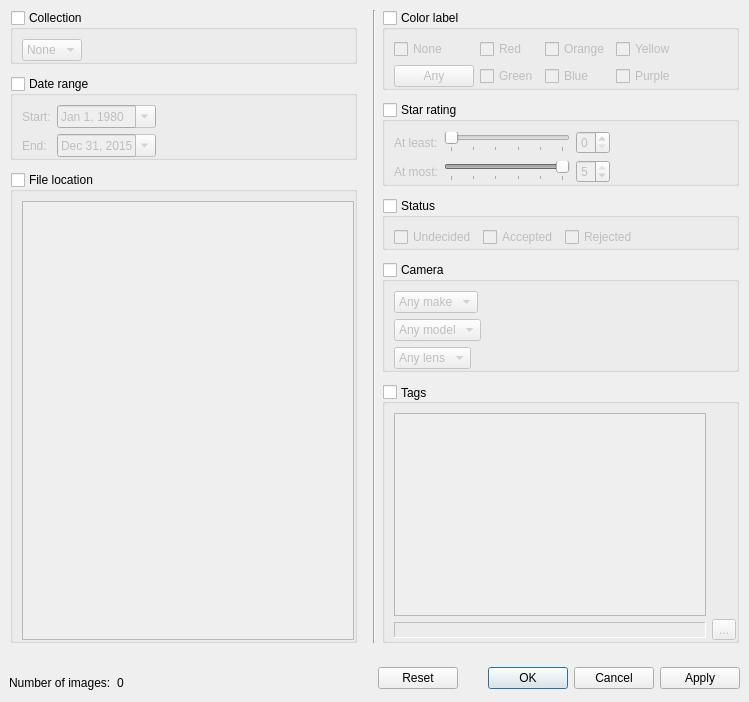
Above: src/ui/FilterDialog.ui from wagenadl/photohoard before the change. Below: the same form after it.
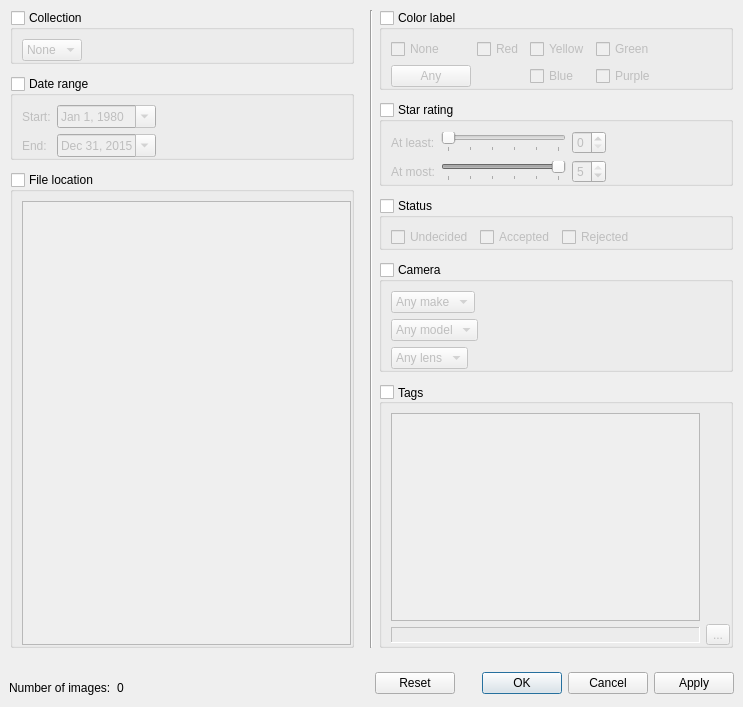
That is the form after the change.

Commit message: Removed reference to Orange color label from filter dialog

Diff of the .ui file:
```diff
--- a/src/ui/FilterDialog.ui
+++ b/src/ui/FilterDialog.ui
@@ -6,8 +6,8 @@
    <rect>
     <x>0</x>
     <y>0</y>
-    <width>749</width>
-    <height>702</height>
+    <width>743</width>
+    <height>707</height>
    </rect>
   </property>
   <property name="sizePolicy">
@@ -266,13 +266,6 @@
             <property name="bottomMargin">
              <number>0</number>
             </property>
-            <item row="1" column="3">
-             <widget class="QCheckBox" name="cYellow">
-              <property name="text">
-               <string>Yellow</string>
-              </property>
-             </widget>
-            </item>
             <item row="1" column="1">
              <widget class="QCheckBox" name="cRed">
               <property name="text">
@@ -280,34 +273,6 @@
               </property>
              </widget>
             </item>
-            <item row="1" column="2">
-             <widget class="QCheckBox" name="cOrange">
-              <property name="text">
-               <string>Orange</string>
-              </property>
-             </widget>
-            </item>
-            <item row="3" column="2">
-             <widget class="QCheckBox" name="cBlue">
-              <property name="text">
-               <string>Blue</string>
-              </property>
-             </widget>
-            </item>
-            <item row="3" column="3">
-             <widget class="QCheckBox" name="cPurple">
-              <property name="text">
-               <string>Purple</string>
-              </property>
-             </widget>
-            </item>
-            <item row="3" column="1">
-             <widget class="QCheckBox" name="cGreen">
-              <property name="text">
-               <string>Green</string>
-              </property>
-             </widget>
-            </item>
             <item row="1" column="4">
              <spacer name="horizontalSpacer_3">
               <property name="orientation">
@@ -335,6 +300,34 @@
               </property>
              </widget>
             </item>
+            <item row="1" column="2">
+             <widget class="QCheckBox" name="cYellow">
+              <property name="text">
+               <string>Yellow</string>
+              </property>
+             </widget>
+            </item>
+            <item row="1" column="3">
+             <widget class="QCheckBox" name="cGreen">
+              <property name="text">
+               <string>Green</string>
+              </property>
+             </widget>
+            </item>
+            <item row="3" column="3">
+             <widget class="QCheckBox" name="cPurple">
+              <property name="text">
+               <string>Purple</string>
+              </property>
+             </widget>
+            </item>
+            <item row="3" column="2">
+             <widget class="QCheckBox" name="cBlue">
+              <property name="text">
+               <string>Blue</string>
+              </property>
+             </widget>
+            </item>
            </layout>
           </widget>
          </item>
```
Left out of the diff: 16 changed lines with no effect on the pictures. The commit also changes 1 other file.
